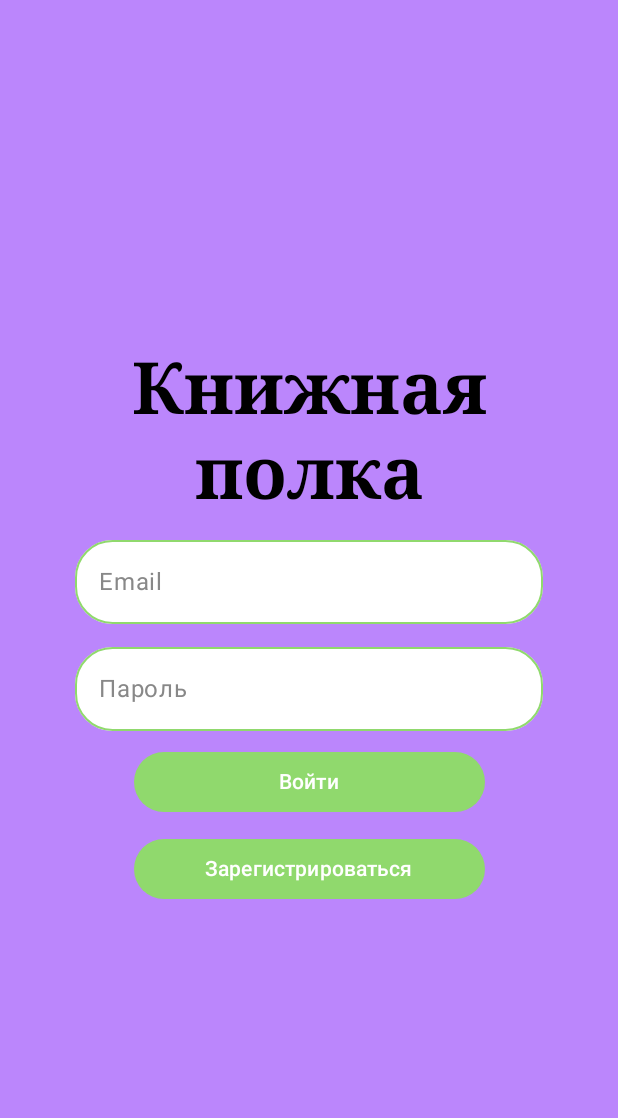
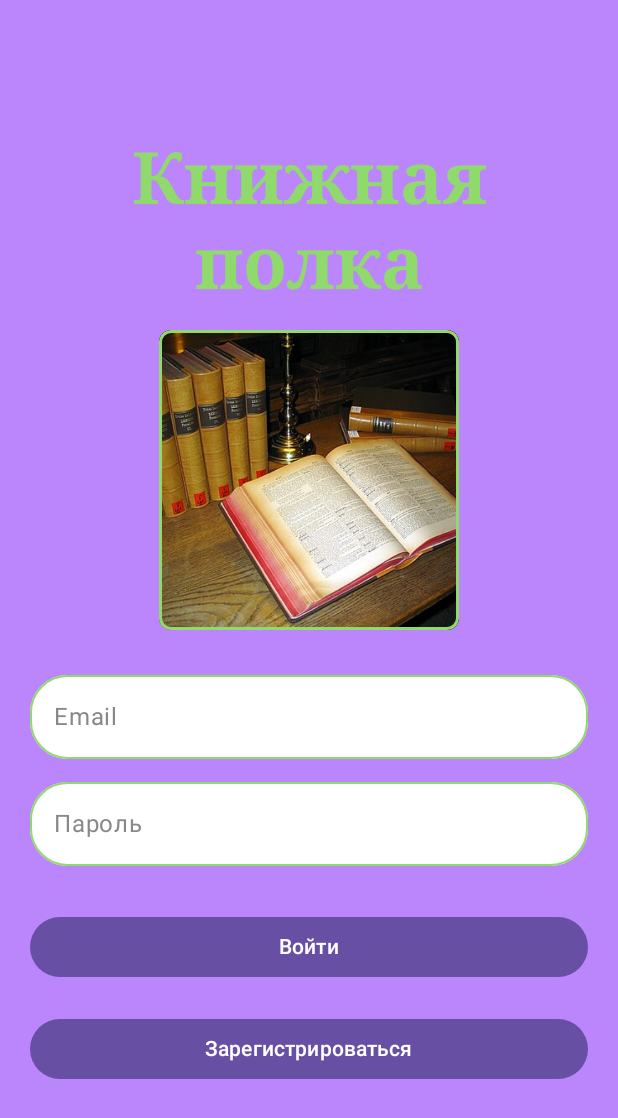
Before and after one commit to pashapapasha228/bookshelfApp, an Android app built with Jetpack Compose: the screen it shows after launch (MainActivity), on a phone screen of 412 x 824 dp. Shown: the top 1118 px of the screen. Run offline under Robolectric (Android 15) with nearby library versions, the phone set to English and light mode, and no system bars; our stand-ins replace Firebase (no records; nobody signed in at launch, a user with empty details on screens opened directly); pictures from the network do not load; 1 statement that could not run was skipped.

Commit message:
улучшение авторизации

```diff
--- a/app/src/main/java/com/example/bookshelfapp/ui/login/LoginScreen.kt
+++ b/app/src/main/java/com/example/bookshelfapp/ui/login/LoginScreen.kt
@@ -1,30 +1,41 @@
 package com.example.bookshelfapp.ui.login
 
 import android.util.Log
+import androidx.compose.foundation.Image
 import androidx.compose.foundation.background
+import androidx.compose.foundation.border
 import androidx.compose.foundation.layout.Arrangement
 import androidx.compose.foundation.layout.Box
 import androidx.compose.foundation.layout.Column
 import androidx.compose.foundation.layout.Spacer
 import androidx.compose.foundation.layout.fillMaxSize
+import androidx.compose.foundation.layout.fillMaxWidth
 import androidx.compose.foundation.layout.height
 import androidx.compose.foundation.layout.padding
+import androidx.compose.foundation.layout.size
+import androidx.compose.foundation.shape.RoundedCornerShape
 import androidx.compose.material3.Button
 import androidx.compose.material3.Text
 import androidx.compose.material3.TextField
 import androidx.compose.runtime.Composable
+import androidx.compose.runtime.MutableState
 import androidx.compose.runtime.mutableStateOf
 import androidx.compose.runtime.remember
 import androidx.compose.ui.Alignment
 import androidx.compose.ui.Modifier
+import androidx.compose.ui.draw.clip
 import androidx.compose.ui.graphics.Color
+import androidx.compose.ui.layout.ContentScale
+import androidx.compose.ui.res.painterResource
 import androidx.compose.ui.text.font.FontFamily
 import androidx.compose.ui.text.font.FontWeight
 import androidx.compose.ui.text.style.TextAlign
 import androidx.compose.ui.unit.dp
 import androidx.compose.ui.unit.sp
+import com.example.bookshelfapp.R
 import com.example.bookshelfapp.ui.login.data.MainScreenDataObject
 import com.example.bookshelfapp.ui.theme.myPurple
+import com.example.bookshelfapp.ui.theme.mySalad
 import com.google.firebase.auth.FirebaseAuth
 import com.google.firebase.auth.ktx.auth
 import com.google.firebase.ktx.Firebase
@@ -33,23 +44,13 @@ import com.google.firebase.ktx.Firebase
 fun LoginScreen(
     onNavigateToMainScreen: (MainScreenDataObject) -> Unit
 ) {
-    val auth = remember {
-        Firebase.auth
-    }
+    val auth = remember { Firebase.auth }
 
-    val errorState = remember {
-        mutableStateOf("")
-    }
+    val errorState = remember { mutableStateOf("") }
+    val emailState = remember { mutableStateOf("") }
+    val passwordState = remember { mutableStateOf("") }
 
-    val emailState = remember {
-        mutableStateOf("")
-    }
-
-    val passwordState = remember {
-        mutableStateOf("")
-    }
-
-    if(auth.currentUser != null) {
+    if (auth.currentUser != null) {
         onNavigateToMainScreen(
             MainScreenDataObject(
                 auth.currentUser!!.uid,
@@ -58,32 +59,39 @@ fun LoginScreen(
         )
     }
 
-    // #90D96D
     Box(
         modifier = Modifier
             .fillMaxSize()
             .background(myPurple)
-    )
-
+    ) {
         Column(
             modifier = Modifier
                 .fillMaxSize()
-            .padding(
-                start = 50.dp,
-                end = 50.dp
-            ),
+                .padding(20.dp),
             horizontalAlignment = Alignment.CenterHorizontally,
             verticalArrangement = Arrangement.Center
         ) {
-        Spacer(modifier = Modifier.height(10.dp))
             Text(
                 text = "Книжная полка",
                 fontWeight = FontWeight.Bold,
                 fontSize = 48.sp,
                 fontFamily = FontFamily.Serif,
-            textAlign = TextAlign.Center
+                textAlign = TextAlign.Center,
+                color = mySalad
             )
             Spacer(modifier = Modifier.height(15.dp))
+
+            Image(
+                painter = painterResource(id = R.drawable.latindictionary), // Укажите правильный путь к изображению
+                contentDescription = "default book cover",
+                modifier = Modifier
+                    .size(200.dp)
+                    .clip(RoundedCornerShape(8.dp))
+                    .border(2.dp, mySalad, RoundedCornerShape(8.dp)),
+                contentScale = ContentScale.Crop
+            )
+            Spacer(modifier = Modifier.height(30.dp))
+
             RoundedCornerTextField(
                 text = emailState.value,
                 label = "Email"
@@ -91,12 +99,15 @@ fun LoginScreen(
                 emailState.value = it
             }
             Spacer(modifier = Modifier.height(15.dp))
+
             RoundedCornerTextField(
                 text = passwordState.value,
                 label = "Пароль"
             ) {
                 passwordState.value = it
             }
+            Spacer(modifier = Modifier.height(10.dp))
+
             if (errorState.value.isNotEmpty()) {
                 Text(
                     text = errorState.value,
@@ -105,7 +116,10 @@ fun LoginScreen(
                 )
             }
             Spacer(modifier = Modifier.height(10.dp))
-        LoginButton("Войти") {
+
+            Button(
+                onClick = {
+                    if (validateInput(emailState.value, passwordState.value, errorState)) {
                         signIn(
                             auth,
                             emailState.value,
@@ -118,8 +132,17 @@ fun LoginScreen(
                             }
                         )
                     }
-        Spacer(modifier = Modifier.height(10.dp))
-        LoginButton("Зарегистрироваться") {
+                },
+                modifier = Modifier
+                    .fillMaxWidth()
+                    .padding(vertical = 10.dp)
+                    .background(myPurple),
+                content = { Text("Войти", color = Color.White) }
+            )
+
+            Button(
+                onClick = {
+                    if (validateInput(emailState.value, passwordState.value, errorState)) {
                         signUp(
                             auth,
                             emailState.value,
@@ -132,6 +155,39 @@ fun LoginScreen(
                             }
                         )
                     }
+                },
+                modifier = Modifier
+                    .fillMaxWidth()
+                    .padding(vertical = 10.dp)
+                    .background(myPurple),
+                content = { Text("Зарегистрироваться", color = Color.White) }
+            )
+        }
+    }
+}
+
+private fun validateInput(email: String, password: String, errorState: MutableState<String>): Boolean {
+    return when {
+        email.isBlank() -> {
+            errorState.value = "Email не может быть пустым"
+            false
+        }
+        !android.util.Patterns.EMAIL_ADDRESS.matcher(email).matches() -> {
+            errorState.value = "Введите корректный Email"
+            false
+        }
+        password.isBlank() -> {
+            errorState.value = "Пароль не может быть пустым"
+            false
+        }
+        password.length < 6 -> {
+            errorState.value = "Пароль должен содержать не менее 6 символов"
+            false
+        }
+        else -> {
+            errorState.value = "" // Сброс ошибки
+            true
+        }
     }
 }
 
@@ -143,7 +199,8 @@ private fun signUp(
     onSignUpFailure: (String) -> Unit
 ) {
     if (email.isBlank() || password.isBlank()) {
-        onSignUpFailure("Email или пароль не могут быть пустыми");
+        onSignUpFailure("Email или пароль не могут быть пустыми")
+        return
     }
     auth.createUserWithEmailAndPassword(email, password)
         .addOnCompleteListener { task ->
@@ -170,7 +227,8 @@ private fun signIn(
     onSignInFailure: (String) -> Unit
 ) {
     if (email.isBlank() || password.isBlank()) {
-        onSignInFailure("Email или пароль не могут быть пустыми");
+        onSignInFailure("Email или пароль не могут быть пустыми")
+        return
     }
     auth.signInWithEmailAndPassword(email, password)
         .addOnCompleteListener { task ->
```
Also changed, not shown: app/src/main/res/drawable/latindictionary.jpg (added). Lines whose indentation alone changed are shown as unchanged.
